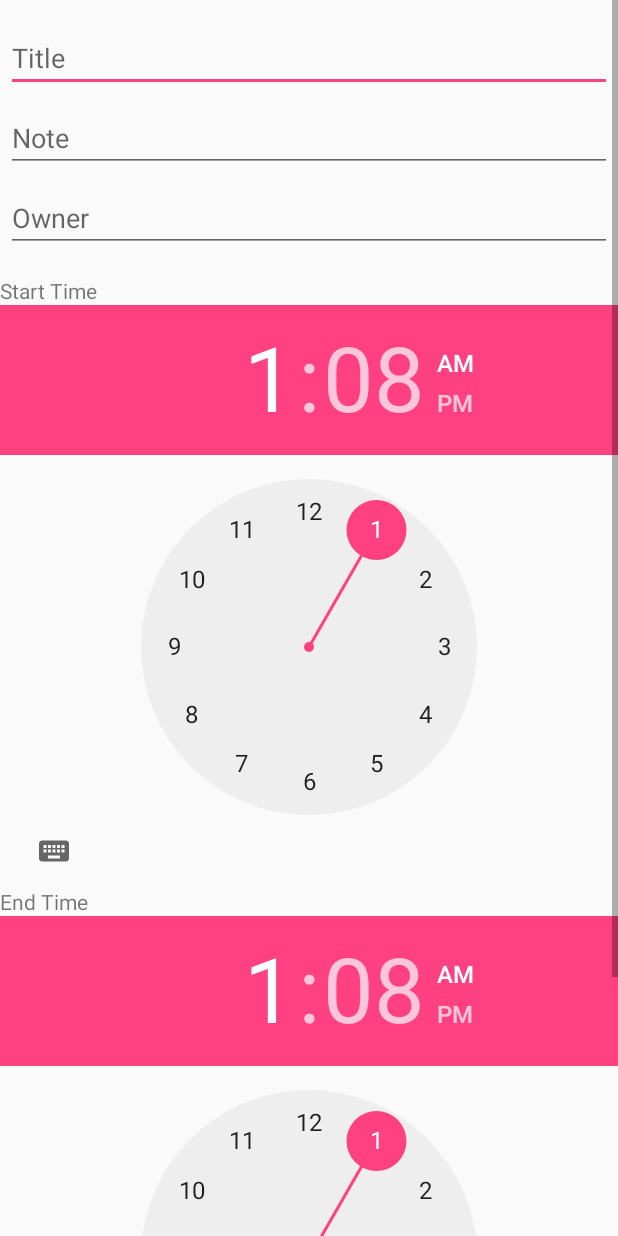
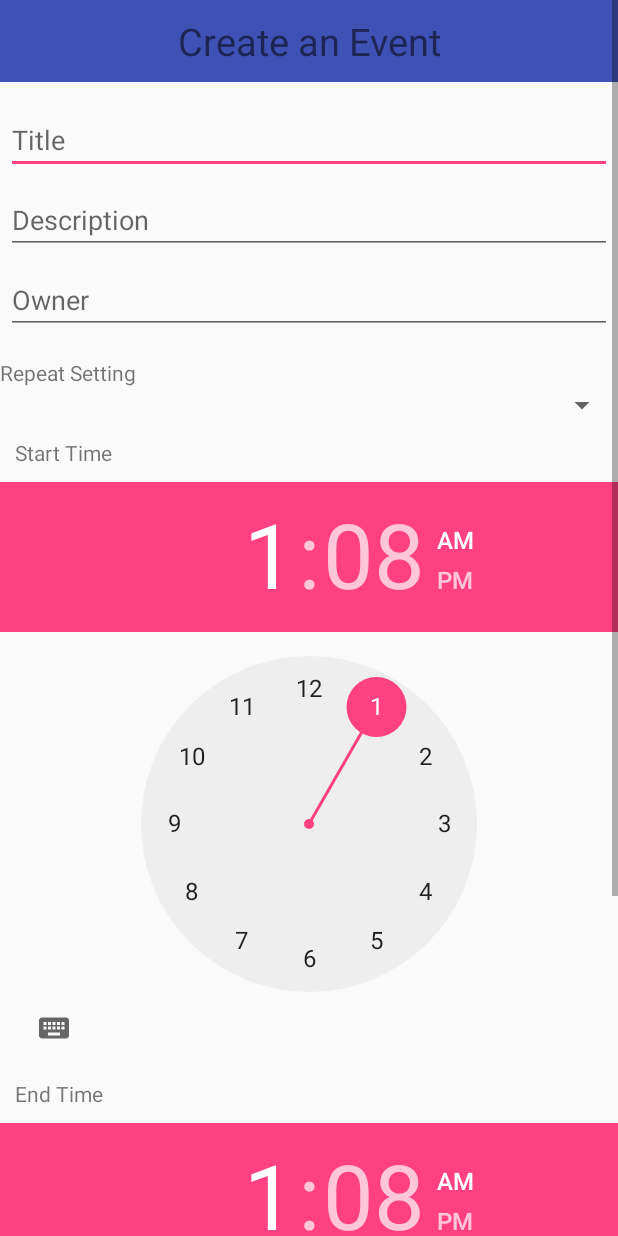
Before and after one commit to rgrambo/calendar-todo, an Android app: the layout fragment_add_event_dialog.xml on its own in the app's theme, with its tools: preview values and no code run, on a phone screen of 412 x 824 dp. Run offline under Robolectric (Android 15) with nearby library versions, the phone set to English and light mode, and no system bars.

Commit message:
Added more event handling

```diff
--- a/CalendarTo-Do/app/src/main/java/edu/uw/rgrambo/calendarto_do/MainActivity.java
+++ b/CalendarTo-Do/app/src/main/java/edu/uw/rgrambo/calendarto_do/MainActivity.java
@@ -1,12 +1,18 @@
 package edu.uw.rgrambo.calendarto_do;
 
+import android.app.Activity;
+import android.app.DialogFragment;
+import android.app.Fragment;
+import android.app.FragmentTransaction;
 import android.net.Uri;
 import android.support.v7.app.AppCompatActivity;
 import android.os.Bundle;
+import android.view.MotionEvent;
 import android.view.View;
 
 import java.util.Date;
 
+import layout.AddEventDialogFragment;
 import layout.CalendarFragment;
 import layout.ToDoFragment;
 
--- a/CalendarTo-Do/app/src/main/res/layout/fragment_add_event_dialog.xml
+++ b/CalendarTo-Do/app/src/main/res/layout/fragment_add_event_dialog.xml
@@ -9,6 +9,15 @@
         android:layout_width="wrap_content"
         android:layout_height="wrap_content"
         android:orientation="vertical">
+
+        <TextView
+            android:layout_width="match_parent"
+            android:layout_height="wrap_content"
+            android:text="Create an Event"
+            android:textAlignment="center"
+            android:textSize="25sp"
+            android:padding="10dp"
+            android:background="@color/calendarTitleBackground"/>
 
         <EditText
             android:id="@+id/eventTitle"
@@ -29,7 +38,7 @@
             android:layout_marginRight="4dp"
             android:layout_marginBottom="4dp"
             android:fontFamily="sans-serif"
-            android:hint="Note"/>
+            android:hint="Description"/>
 
         <EditText
             android:id="@+id/eventOwner"
@@ -45,7 +54,19 @@
         <TextView
             android:layout_width="match_parent"
             android:layout_height="wrap_content"
-            android:text="Start Time"/>
+            android:text="Repeat Setting"/>
+
+        <Spinner
+            android:id="@+id/eventSpinner"
+            android:layout_width="match_parent"
+            android:layout_height="wrap_content"
+            android:orientation="vertical" />
+
+        <TextView
+            android:layout_width="match_parent"
+            android:layout_height="wrap_content"
+            android:text="Start Time"
+            android:padding="10dp"/>
 
         <TimePicker
             android:id="@+id/eventStartTime"
@@ -55,24 +76,14 @@
         <TextView
             android:layout_width="match_parent"
             android:layout_height="wrap_content"
-            android:text="End Time"/>
+            android:text="End Time"
+            android:padding="10dp"/>
 
         <TimePicker
             android:id="@+id/eventEndTime"
             android:layout_width="wrap_content"
             android:layout_height="wrap_content"/>
 
-        <TextView
-            android:layout_width="match_parent"
-            android:layout_height="wrap_content"
-            android:text="Repeat Setting"/>
-
-        <Spinner
-            android:id="@+id/eventSpinner"
-            android:layout_width="match_parent"
-            android:layout_height="wrap_content"
-            android:orientation="vertical" />
-
     </LinearLayout>
 
 </ScrollView>
```
Also changed, not shown: CalendarTo-Do/app/src/main/java/edu/uw/rgrambo/calendarto_do/CalendarDayAdapter.java (+10 -12 lines), CalendarTo-Do/app/src/main/java/edu/uw/rgrambo/calendarto_do/Event.java (+20 -5 lines), CalendarTo-Do/app/src/main/java/layout/AddEventDialogFragment.java (+41 -4 lines), CalendarTo-Do/app/src/main/java/layout/CalendarFragment.java (+29 -3 lines).
